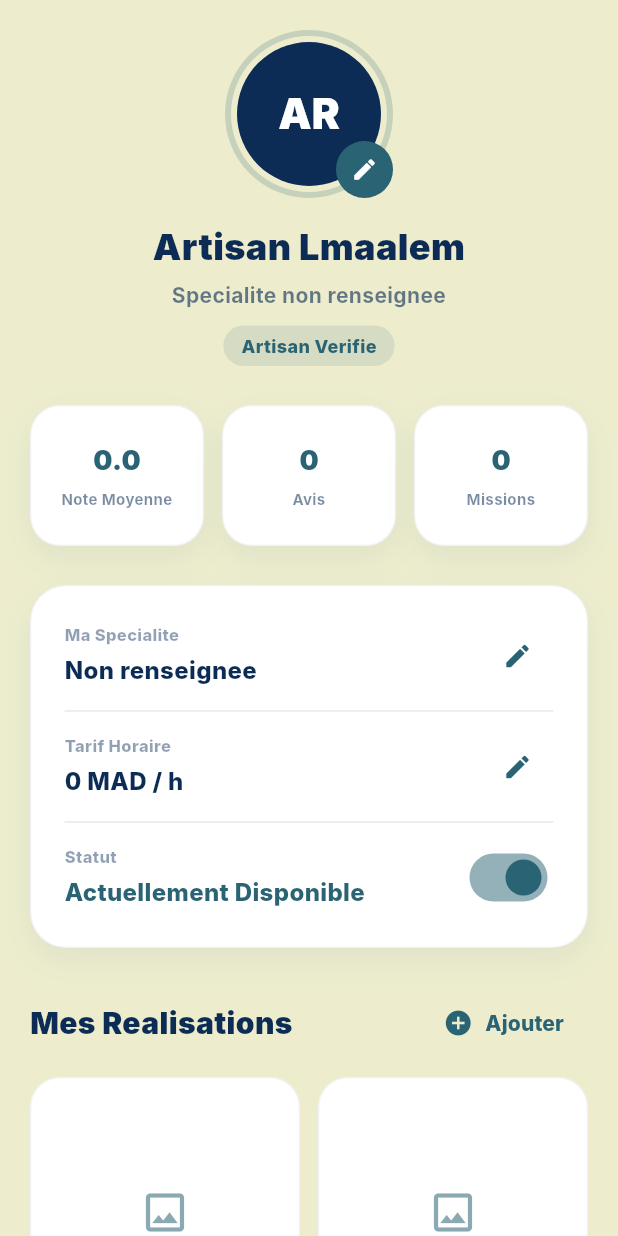
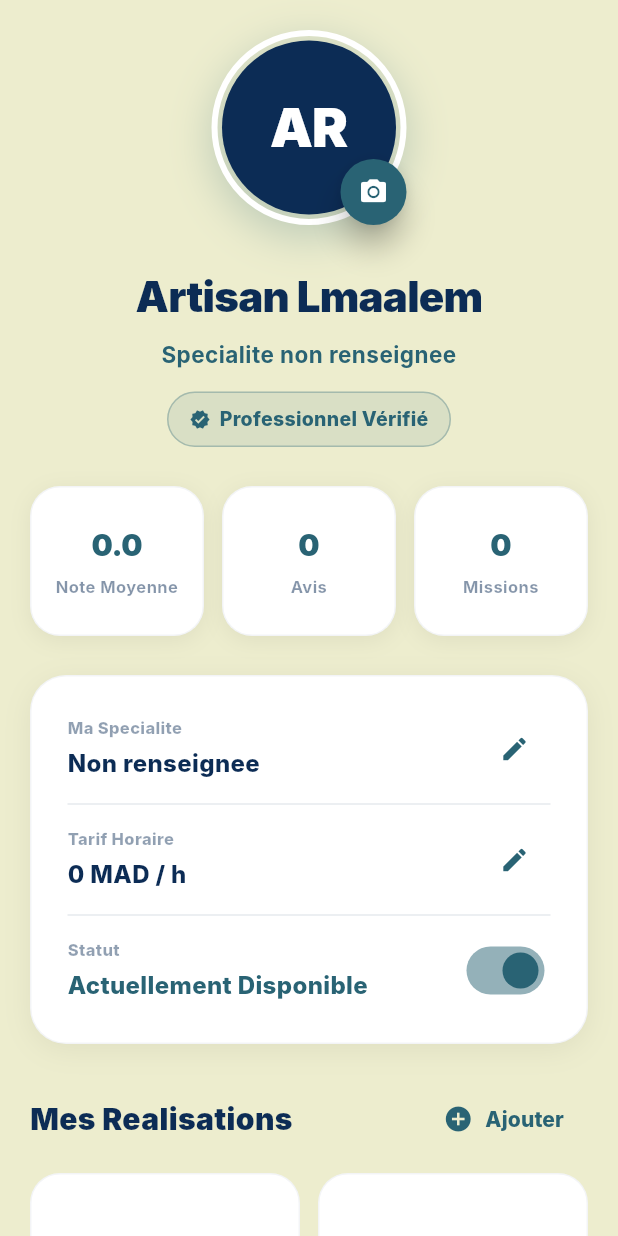
Before and after one commit to Goujil-F0/Lmaalem-project, a Flutter app: the ProfileArtisanScreen screen opened directly, on a phone screen of 412 x 824 dp. Run offline on Flutter 3.47's test engine with Material 3 defaults, Android fonts, the phone set to English and light mode, and no system bars; our stand-ins replace dotted_border, flutter_map, geolocator, image_picker, latlong2, salomon_bottom_bar and 2 more; accounts and stored records are empty; Roboto replaces fonts that are missing (Inter).

Commit message:
Fix: Resolve booking payment constraint and enhance artisan profile UI

```diff
--- a/maalem_app/lib/presentation/auth/screens/profile_artisan_screen.dart
+++ b/maalem_app/lib/presentation/auth/screens/profile_artisan_screen.dart
@@ -456,17 +456,31 @@ class _ProfileHeader extends StatelessWidget {
 
     return Column(
       children: [
-        Stack(
+        // Photo Profile Container with Shadow
+        Container(
+          margin: const EdgeInsets.only(bottom: 28),
+          child: Stack(
             alignment: Alignment.bottomRight,
             children: [
               Container(
-              width: 112,
-              height: 112,
-              padding: const EdgeInsets.all(4),
+                width: 130,
+                height: 130,
+                decoration: BoxDecoration(
+                  shape: BoxShape.circle,
+                  boxShadow: [
+                    BoxShadow(
+                      color: AppColors.teal.withValues(alpha: 0.25),
+                      blurRadius: 24,
+                      offset: const Offset(0, 8),
+                    ),
+                  ],
+                ),
+                child: Container(
+                  padding: const EdgeInsets.all(3),
                   decoration: BoxDecoration(
                     shape: BoxShape.circle,
                     border: Border.all(
-                  color: AppColors.teal.withValues(alpha: 0.2),
+                      color: AppColors.white,
                       width: 4,
                     ),
                   ),
@@ -479,68 +493,95 @@ class _ProfileHeader extends StatelessWidget {
                             initials,
                             style: const TextStyle(
                               color: Colors.white,
-                          fontSize: 28,
+                              fontSize: 36,
                               fontWeight: FontWeight.w900,
+                              letterSpacing: -0.5,
                             ),
                           ),
                   ),
                 ),
+              ),
+              // Edit Photo Button with Animation
               Material(
                 color: AppColors.teal,
                 shape: const CircleBorder(),
+                elevation: 8,
                 child: InkWell(
                   customBorder: const CircleBorder(),
                   onTap: isUploading ? null : onEditPhoto,
                   child: SizedBox(
-                  width: 38,
-                  height: 38,
+                    width: 44,
+                    height: 44,
                     child: isUploading
                         ? const Padding(
                             padding: EdgeInsets.all(10),
                             child: CircularProgressIndicator(
                               color: Colors.white,
-                            strokeWidth: 2,
+                              strokeWidth: 2.5,
                             ),
                           )
-                      : const Icon(Icons.edit, color: Colors.white, size: 18),
+                        : const Icon(Icons.camera_alt,
+                            color: Colors.white, size: 20),
                   ),
                 ),
               ),
             ],
           ),
-        const SizedBox(height: 15),
+        ),
+        // Name
         Text(
           name,
           textAlign: TextAlign.center,
           style: const TextStyle(
             color: AppColors.navy,
-            fontSize: 24,
+            fontSize: 28,
             fontWeight: FontWeight.w900,
+            letterSpacing: -0.5,
           ),
         ),
-        const SizedBox(height: 6),
+        const SizedBox(height: 8),
+        // Specialty
         Text(
           specialty,
           textAlign: TextAlign.center,
           style: TextStyle(
-            color: AppColors.navy.withValues(alpha: 0.62),
+            color: AppColors.teal,
+            fontSize: 15,
             fontWeight: FontWeight.w700,
+            letterSpacing: 0.3,
           ),
         ),
-        const SizedBox(height: 10),
+        const SizedBox(height: 14),
+        // Verified Badge
         Container(
-          padding: const EdgeInsets.symmetric(horizontal: 12, vertical: 5),
+          padding: const EdgeInsets.symmetric(horizontal: 14, vertical: 8),
           decoration: BoxDecoration(
-            color: AppColors.teal.withValues(alpha: 0.12),
-            borderRadius: BorderRadius.circular(20),
+            color: AppColors.teal.withValues(alpha: 0.1),
+            borderRadius: BorderRadius.circular(24),
+            border: Border.all(
+              color: AppColors.teal.withValues(alpha: 0.3),
+              width: 1,
             ),
-          child: const Text(
-            'Artisan Verifie',
+          ),
+          child: Row(
+            mainAxisSize: MainAxisSize.min,
+            children: [
+              Icon(
+                Icons.verified,
+                color: AppColors.teal,
+                size: 14,
+              ),
+              const SizedBox(width: 6),
+              const Text(
+                'Professionnel Vérifié',
                 style: TextStyle(
                   color: AppColors.teal,
-              fontSize: 12,
+                  fontSize: 13,
                   fontWeight: FontWeight.w800,
+                  letterSpacing: 0.2,
                 ),
+              ),
+            ],
           ),
         ),
       ],
@@ -568,9 +609,23 @@ class _StatCard extends StatelessWidget {
   Widget build(BuildContext context) {
     return Expanded(
       child: Container(
-        height: 94,
-        padding: const EdgeInsets.all(12),
-        decoration: _cardDecoration(radius: 20),
+        height: 100,
+        padding: const EdgeInsets.all(16),
+        decoration: BoxDecoration(
+          color: Colors.white,
+          borderRadius: BorderRadius.circular(20),
+          boxShadow: [
+            BoxShadow(
+              color: Colors.black.withValues(alpha: 0.06),
+              blurRadius: 12,
+              offset: const Offset(0, 3),
+            ),
+          ],
+          border: Border.all(
+            color: AppColors.navy.withValues(alpha: 0.05),
+            width: 1,
+          ),
+        ),
         child: Column(
           mainAxisAlignment: MainAxisAlignment.center,
           children: [
@@ -579,17 +634,19 @@ class _StatCard extends StatelessWidget {
               style: const TextStyle(
                 color: AppColors.teal,
                 fontWeight: FontWeight.w900,
-                fontSize: 18,
+                fontSize: 20,
+                letterSpacing: -0.3,
               ),
             ),
-            const SizedBox(height: 5),
+            const SizedBox(height: 6),
             Text(
               label,
               textAlign: TextAlign.center,
               style: TextStyle(
-                color: AppColors.navy.withValues(alpha: 0.55),
-                fontSize: 10,
+                color: AppColors.navy.withValues(alpha: 0.5),
+                fontSize: 11,
                 fontWeight: FontWeight.w700,
+                letterSpacing: 0.3,
               ),
             ),
           ],
@@ -623,8 +680,22 @@ class _ManagementCard extends StatelessWidget {
   @override
   Widget build(BuildContext context) {
     return Container(
-      padding: const EdgeInsets.all(22),
-      decoration: _cardDecoration(radius: 24),
+      padding: const EdgeInsets.all(24),
+      decoration: BoxDecoration(
+        color: Colors.white,
+        borderRadius: BorderRadius.circular(24),
+        boxShadow: [
+          BoxShadow(
+            color: Colors.black.withValues(alpha: 0.06),
+            blurRadius: 16,
+            offset: const Offset(0, 4),
+          ),
+        ],
+        border: Border.all(
+          color: AppColors.navy.withValues(alpha: 0.05),
+          width: 1,
+        ),
+      ),
       child: Column(
         children: [
           _ManagementItem(
@@ -945,17 +1016,25 @@ class _BioSection extends StatelessWidget {
           width: double.infinity,
           padding: const EdgeInsets.all(20),
           decoration: BoxDecoration(
-            color: Colors.white.withValues(alpha: 0.72),
+            color: AppColors.white,
             borderRadius: BorderRadius.circular(20),
-            border: Border.all(color: AppColors.navy.withValues(alpha: 0.05)),
+            border: Border.all(color: AppColors.navy.withValues(alpha: 0.05), width: 1),
+            boxShadow: [
+              BoxShadow(
+                color: Colors.black.withValues(alpha: 0.05),
+                blurRadius: 12,
+                offset: const Offset(0, 2),
+              ),
+            ],
           ),
           child: Text(
             text,
-            style: const TextStyle(
-              color: AppColors.navy,
+            style: TextStyle(
+              color: AppColors.navy.withValues(alpha: 0.75),
               fontSize: 15,
-              fontStyle: FontStyle.italic,
-              height: 1.55,
+              fontWeight: FontWeight.w500,
+              height: 1.6,
+              letterSpacing: 0.2,
             ),
           ),
         ),
@@ -976,26 +1055,33 @@ class _FooterActions extends StatelessWidget {
       children: [
         SizedBox(
           width: double.infinity,
-          height: 56,
+          height: 58,
           child: ElevatedButton.icon(
             onPressed: onSupport,
-            icon: const Icon(Icons.contact_support, color: Colors.white),
+            icon: const Icon(Icons.headset_mic, color: Colors.white, size: 22),
             label: const Text(
-              'Contacter le support',
-              style: TextStyle(color: Colors.white, fontSize: 16),
+              'Support Client',
+              style: TextStyle(
+                color: Colors.white,
+                fontSize: 16,
+                fontWeight: FontWeight.w800,
+                letterSpacing: 0.3,
+              ),
             ),
             style: ElevatedButton.styleFrom(
               backgroundColor: AppColors.teal,
               shape: RoundedRectangleBorder(
-                borderRadius: BorderRadius.circular(20),
+                borderRadius: BorderRadius.circular(22),
+              ),
+              elevation: 6,
+              shadowColor: AppColors.teal.withValues(alpha: 0.4),
             ),
           ),
         ),
-        ),
-        const SizedBox(height: 12),
+        const SizedBox(height: 14),
         TextButton.icon(
           onPressed: onLogout,
-          icon: const Icon(Icons.logout, color: AppColors.textGrey),
+          icon: const Icon(Icons.logout, color: AppColors.textGrey, size: 20),
           label: const Text(
             'Deconnexion',
             style: TextStyle(color: AppColors.textGrey),
```
Also changed, not shown: 2 other files. Lines whose indentation alone changed are shown as unchanged.
